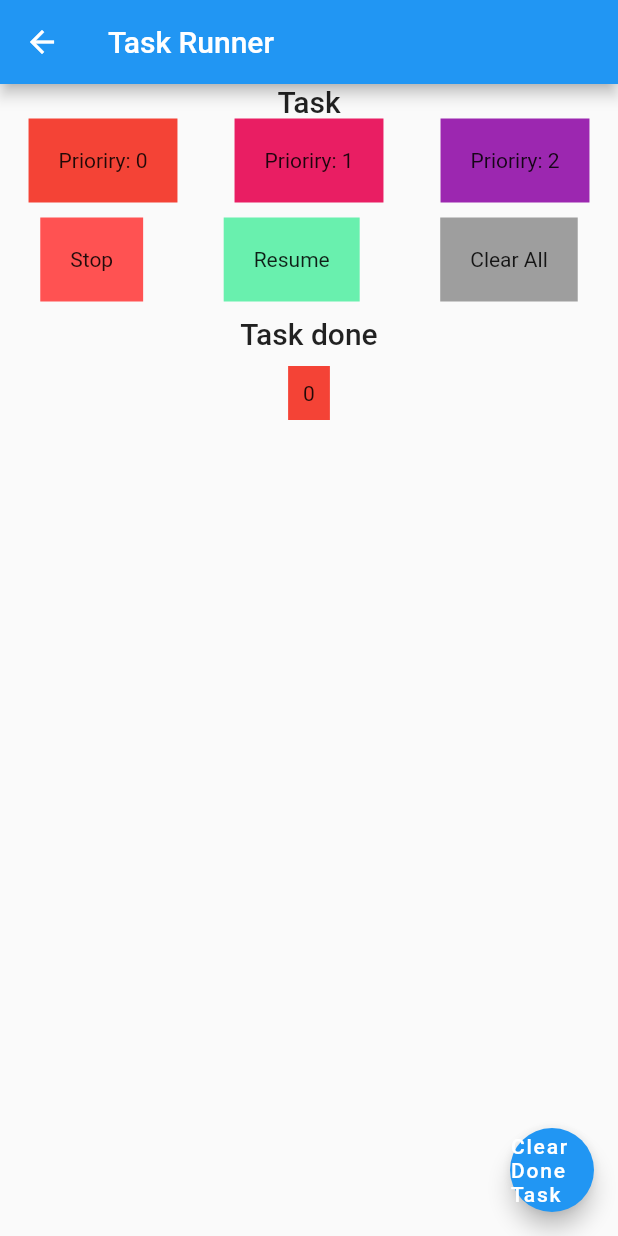
After one commit to 1712916/flutter_viblo_example, a Flutter app: the TaskRunnerPage screen opened directly, after a tap on an icon or button, on a phone screen of 412 x 824 dp. The commit adds this screen. Run offline on Flutter 3.47's test engine with Material 2 defaults, Android fonts, the phone set to English and light mode, and no system bars; our stand-ins replace equatable, isar, rxdart; missing offline and left inert: flutter_barcode_listener, flutter_zxing, qr_code_scanner; accounts and stored records are empty; generated files the repository leaves out were written again.

Commit message:
add task runner
##description: create priority queue for execute some tasks (functions)

```diff
--- a/lib/main.dart
+++ b/lib/main.dart
@@ -9,6 +9,7 @@ import 'package:flutter_example/pda_page/pda_page.dart';
 import 'package:flutter_example/re_order_page/reorder_page.dart';
 import 'package:flutter_example/remote_config_page/remote_config_page.dart';
 import 'package:flutter_example/scan_code_page/scan_code_page.dart';
+import 'package:flutter_example/task_runner/task_runner_page.dart';
 import 'package:flutter_zxing/flutter_zxing.dart';
 
 void main() {
@@ -130,6 +131,12 @@ class _ExampleBoardPageState extends State<ExampleBoardPage> {
             },
             child: const Text('Loading Page'),
           ),
+          ElevatedButton(
+            onPressed: () async {
+              push(context, TaskRunnerPage());
+            },
+            child: const Text('Task Runner Page'),
+          ),
         ].reversed.toList(),
       ),
     );
--- /dev/null
+++ b/lib/task_runner/task_runner.dart
@@ -0,0 +1,103 @@
+import 'dart:developer';
+
+import 'package:collection/collection.dart';
+
+class FunctionModel {
+  final int priority;
+  final Function function;
+  final List<dynamic>? positionalArguments;
+  final Map<Symbol, dynamic>? namedArguments;
+  final String? taskName;
+
+  FunctionModel(
+    this.function, {
+    this.positionalArguments,
+    this.namedArguments,
+    this.taskName,
+    required this.priority,
+  });
+}
+
+class TaskRunner {
+  static final TaskRunner _i = TaskRunner._();
+
+  TaskRunner._();
+
+  factory TaskRunner() => _i;
+
+  final PriorityQueue<FunctionModel> _priorityQueue = PriorityQueue((p0, p1) => p0.priority.compareTo(p1.priority));
+
+  bool _isRunning = false;
+
+  bool _isStopping = false;
+
+  void addTask(FunctionModel task) {
+    _priorityQueue.add(task);
+    _execute();
+  }
+
+  void addTasks(Iterable<FunctionModel> tasks) {
+    _priorityQueue.addAll(tasks);
+    _execute();
+  }
+
+  Future _execute() async {
+    if (!_isStopping && !_isRunning) {
+      _isRunning = true;
+      while (!isEmpty()) {
+        printQueueTaskName();
+        final functionModel = _priorityQueue.removeFirst();
+
+        try {
+          await Function.apply(
+            functionModel.function,
+            functionModel.positionalArguments,
+            functionModel.namedArguments,
+          );
+        } catch (e, stackTrace) {
+          log('$runtimeType: have error when execute task'
+              '\n*********$runtimeType*********'
+              '\nError: ${e.toString()}\n$stackTrace'
+              '*********$runtimeType*********');
+        }
+
+        if (_isStopping) {
+          break;
+        }
+      }
+      _isRunning = false;
+    } else {
+      if (_isStopping) {
+        log('$runtimeType: task runner is stopping.');
+      } else if (_isRunning) {
+        log('$runtimeType: task runner is running.');
+      }
+    }
+  }
+
+  void stop() {
+    _isStopping = true;
+    log('$runtimeType: is stopping');
+  }
+
+  void resume() {
+    _isStopping = false;
+    _execute();
+    log('$runtimeType: is resume');
+  }
+
+  bool removeTask(FunctionModel task) => _priorityQueue.remove(task);
+
+  bool isEmpty() => _priorityQueue.isEmpty;
+
+  int get length => _priorityQueue.length;
+
+  void clearAll() {
+    _priorityQueue.clear();
+    log('$runtimeType: clear all tasks');
+  }
+
+  void printQueueTaskName() {
+    log('current queue: ${_priorityQueue.toList().map((e) => e.taskName).join('_')}');
+  }
+}
--- /dev/null
+++ b/lib/task_runner/task_runner_page.dart
@@ -0,0 +1,119 @@
+import 'package:flutter/material.dart';
+import 'package:flutter_example/task_runner/task_runner.dart';
+
+class TaskRunnerPage extends StatefulWidget {
+  const TaskRunnerPage({Key? key}) : super(key: key);
+
+  @override
+  State<TaskRunnerPage> createState() => _TaskRunnerPageState();
+}
+
+class _TaskRunnerPageState extends State<TaskRunnerPage> {
+  List<int> taskDone = [];
+  TaskRunner taskRunner = TaskRunner();
+
+  @override
+  Widget build(BuildContext context) {
+    return Scaffold(
+      appBar: AppBar(
+        title: Text('Task Runner'),
+      ),
+      floatingActionButton: FloatingActionButton(
+        onPressed: () {
+          taskDone.clear();
+          setState(() {});
+        },
+        child: Text('Clear Done Task'),
+      ),
+      body: Column(
+        children: <Widget>[
+          Text(
+            'Task',
+            style: Theme.of(context).textTheme.titleLarge,
+          ),
+          Row(
+            mainAxisAlignment: MainAxisAlignment.spaceAround,
+            children: List.generate(
+              3,
+              (index) => GestureDetector(
+                onTap: () {
+                  taskRunner.addTask(
+                    FunctionModel(
+                      () async {
+                        await Future.delayed(Duration(seconds: 1 + index));
+                        taskDone.add(index);
+                        setState(() {});
+                      },
+                      priority: index,
+                      taskName: 'task $index',
+                    ),
+                  );
+                },
+                child: Container(
+                  padding: const EdgeInsets.all(20),
+                  color: Colors.primaries[index],
+                  child: Text('Prioriry: $index'),
+                ),
+              ),
+            ),
+          ),
+          const SizedBox(height: 10),
+          Row(
+            mainAxisAlignment: MainAxisAlignment.spaceAround,
+            children: [
+              GestureDetector(
+                onTap: () {
+                  taskRunner.stop();
+                },
+                child: Container(
+                  padding: const EdgeInsets.all(20),
+                  color: Colors.redAccent,
+                  child: Text('Stop'),
+                ),
+              ),
+              GestureDetector(
+                onTap: () {
+                  taskRunner.resume();
+                },
+                child: Container(
+                  padding: const EdgeInsets.all(20),
+                  color: Colors.greenAccent,
+                  child: Text('Resume'),
+                ),
+              ),
+              GestureDetector(
+                onTap: () {
+                  taskRunner.clearAll();
+                },
+                child: Container(
+                  padding: const EdgeInsets.all(20),
+                  color: Colors.grey,
+                  child: Text('Clear All'),
+                ),
+              ),
+            ],
+          ),
+          const SizedBox(height: 10),
+          Text(
+            'Task done',
+            style: Theme.of(context).textTheme.titleLarge,
+          ),
+          const SizedBox(height: 10),
+          Expanded(
+              child: SingleChildScrollView(
+            child: Column(
+              children: [
+                for (var task in taskDone)
+                  Container(
+                    padding: const EdgeInsets.all(10),
+                    color: Colors.primaries[task],
+                    child: Text(task.toString()),
+                  )
+              ].reversed.toList(),
+            ),
+          )),
+        ],
+      ),
+    );
+  }
+}
--- a/pubspec.yaml
+++ b/pubspec.yaml
@@ -32,7 +32,7 @@ dev_dependencies:
     sdk: flutter
 
   flutter_lints: ^2.0.0
-  isar_generator: ^3.0.5
+  isar_generator: 3.0.5
   build_runner: ^2.3.3
 
 flutter:
```
